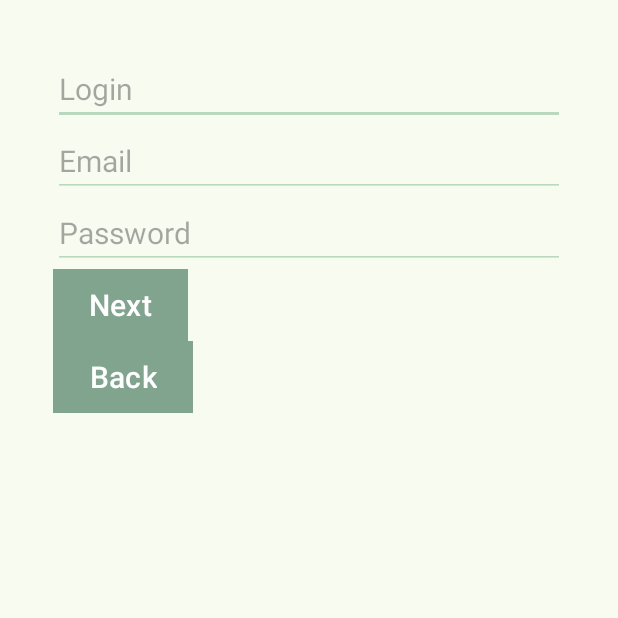
After one commit to vrodekisel/Zabello, an Android app: the RegistrationActivity screen opened directly, with no data from a screen before it, on a phone screen of 412 x 824 dp, the top half of it. The commit adds this screen. Run offline under Robolectric (Android 15) with nearby library versions, the phone set to English and light mode, and no system bars.

Commit message:
тема

```diff
--- /dev/null
+++ b/app/src/main/java/com/example/zabello/RegistrationActivity.java
@@ -0,0 +1,54 @@
+package com.example.zabello;
+
+import android.content.Intent;
+import android.os.Bundle;
+import android.view.View;
+import android.widget.EditText;
+
+import androidx.appcompat.app.AppCompatActivity;
+
+public class RegistrationActivity extends AppCompatActivity {
+
+    private MyObject myObject;
+
+    @Override
+    protected void onCreate(Bundle savedInstanceState) {
+        super.onCreate(savedInstanceState);
+        setContentView(R.layout.activity_registration);
+
+        // Получаем объект MyObject из Intent
+        myObject = (MyObject) getIntent().getSerializableExtra("myObject");
+
+        // Заполняем поля данными из объекта
+        if (myObject != null) {
+            EditText loginField = findViewById(R.id.registrationLoginField);
+            EditText passwordField = findViewById(R.id.registrationPasswordField);
+
+            loginField.setText(myObject.getLogin());
+            passwordField.setText(myObject.getPassword());
+        }
+    }
+
+    // Обработка нажатия кнопки "Назад"
+    public void onBackClick(View view) {
+        Intent intent = new Intent(this, MainActivity.class);
+        intent.addFlags(Intent.FLAG_ACTIVITY_CLEAR_TOP); // Очистка стека до MainActivity
+        startActivity(intent);
+    }
+
+    // Обработка нажатия кнопки "Далее"
+    public void onNextClick(View view) {
+        // Получаем данные из полей ввода
+        EditText emailField = findViewById(R.id.registrationEmailField);
+
+        String email = emailField.getText().toString();
+
+        // Обновляем объект MyObject
+        myObject.setEmail(email);
+
+        // Передаем объект в AgeInputActivity
+        Intent intent = new Intent(this, AgeInputActivity.class);
+        intent.putExtra("myObject", myObject);
+        startActivity(intent);
+    }
+}
--- /dev/null
+++ b/app/src/main/res/layout/activity_registration.xml
@@ -0,0 +1,51 @@
+<LinearLayout xmlns:android="http://schemas.android.com/apk/res/android"
+    android:layout_width="match_parent"
+    android:layout_height="match_parent"
+    android:orientation="vertical"
+    android:padding="35dp"
+    android:background="@color/background_color">
+
+    <EditText
+        android:id="@+id/registrationLoginField"
+        android:layout_width="match_parent"
+        android:layout_height="wrap_content"
+        android:backgroundTint="@color/green2"
+        android:hint="@string/login_hint"
+        android:inputType="text" />
+
+    <EditText
+        android:id="@+id/registrationEmailField"
+        android:layout_width="match_parent"
+        android:layout_height="wrap_content"
+        android:hint="@string/email_hint"
+        android:backgroundTint="@color/green2"
+        android:inputType="textEmailAddress" />
+
+    <EditText
+        android:id="@+id/registrationPasswordField"
+        android:layout_width="match_parent"
+        android:layout_height="wrap_content"
+        android:hint="@string/password_hint"
+        android:backgroundTint="@color/green2"
+        android:inputType="textPassword" />
+
+    <Button
+        android:id="@+id/nextButton"
+        android:layout_width="wrap_content"
+        android:layout_height="wrap_content"
+        android:text="@string/next_button"
+        android:background="@color/green1"
+        android:textColor="@color/white"
+        android:onClick="onNextClick" />
+
+    <!-- Кнопка "Назад" -->
+    <Button
+        android:id="@+id/backButton"
+        android:layout_width="wrap_content"
+        android:layout_height="wrap_content"
+        android:background="@color/green1"
+        android:onClick="onBackClick"
+        android:text="@string/back_button"
+        android:textColor="@color/white" />
+
+</LinearLayout>
--- a/app/src/main/res/values/themes.xml
+++ b/app/src/main/res/values/themes.xml
@@ -1,8 +1,13 @@
 <resources xmlns:tools="http://schemas.android.com/tools">
-    <!-- Base application theme. -->
     <style name="Base.Theme.Zabello" parent="Theme.Material3.DayNight.NoActionBar">
-        <!-- Customize your light theme here. -->
-        <!-- <item name="colorPrimary">@color/my_light_primary</item> -->
+        <item name="android:textSize">20dp</item>
+        <item name="colorPrimary">@color/green1</item>
+        <item name="colorOnPrimary">@color/white</item>
+        <item name="colorSecondary">@color/green1</item>
+        <item name="colorOnSecondary">@color/black</item>
+        <item name="colorOnBackground">@color/text_color</item>
+        <item name="colorSurface">@color/white</item>
+        <item name="colorOnSurface">@color/text_color</item>
     </style>
 
     <style name="Theme.Zabello" parent="Base.Theme.Zabello" />
```
Also changed, not shown: app/src/main/AndroidManifest.xml (+10 -1 lines), app/src/main/java/com/example/zabello/AgeInputActivity.java (added, +44 -0 lines), app/src/main/java/com/example/zabello/DetailedInfoActivity.java (added, +25 -0 lines), app/src/main/java/com/example/zabello/HealthTrackingActivity.java (added, +41 -0 lines), app/src/main/java/com/example/zabello/MainActivity.java (+19 -63 lines), app/src/main/java/com/example/zabello/MyObject.java (added, +38 -0 lines), app/src/main/java/com/example/zabello/SecondActivity.java (deleted, +0 -39 lines), app/src/main/res/layout/activity_age_input.xml (added, +38 -0 lines), app/src/main/res/layout/activity_detailed_info.xml (added, +41 -0 lines), app/src/main/res/layout/activity_health_tracking.xml (added, +43 -0 lines), app/src/main/res/layout/activity_main.xml (+36 -56 lines), app/src/main/res/layout/activity_second.xml (deleted, +0 -10 lines), app/src/main/res/values/strings.xml (+14 -7 lines), app/src/main/res/drawable/pic2.png (added), 1 more files, 2 other files.
